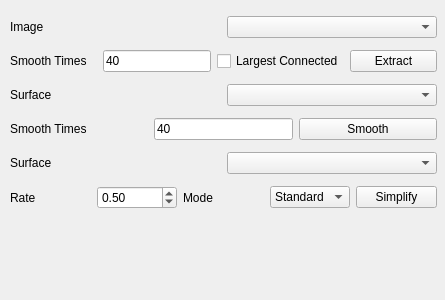
This is Plugins/Mipf_Plugin_Utils/SurfaceExtractView.ui in linson7017/MIPF as Qt 5 draws it before an edit. The edited form follows.
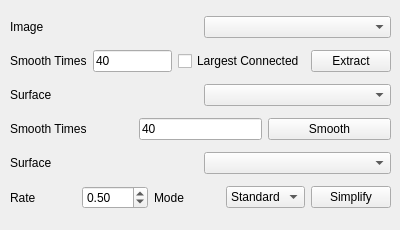
This is the edited form. Custom widgets are drawn as their Qt base class.

Patch:
```diff
--- a/Plugins/Mipf_Plugin_Utils/SurfaceExtractView.ui
+++ b/Plugins/Mipf_Plugin_Utils/SurfaceExtractView.ui
@@ -6,8 +6,8 @@
    <rect>
     <x>0</x>
     <y>0</y>
-    <width>445</width>
-    <height>300</height>
+    <width>400</width>
+    <height>230</height>
    </rect>
   </property>
   <property name="windowTitle">
@@ -18,7 +18,7 @@
     <rect>
      <x>10</x>
      <y>10</y>
-     <width>427</width>
+     <width>381</width>
      <height>211</height>
     </rect>
    </property>
@@ -48,8 +48,11 @@
       </item>
       <item>
        <widget class="QLineEdit" name="ImageSmoothTimes">
+        <property name="enabled">
+         <bool>true</bool>
+        </property>
         <property name="sizePolicy">
-         <sizepolicy hsizetype="Minimum" vsizetype="Fixed">
+         <sizepolicy hsizetype="Expanding" vsizetype="Fixed">
           <horstretch>0</horstretch>
           <verstretch>0</verstretch>
          </sizepolicy>
```
